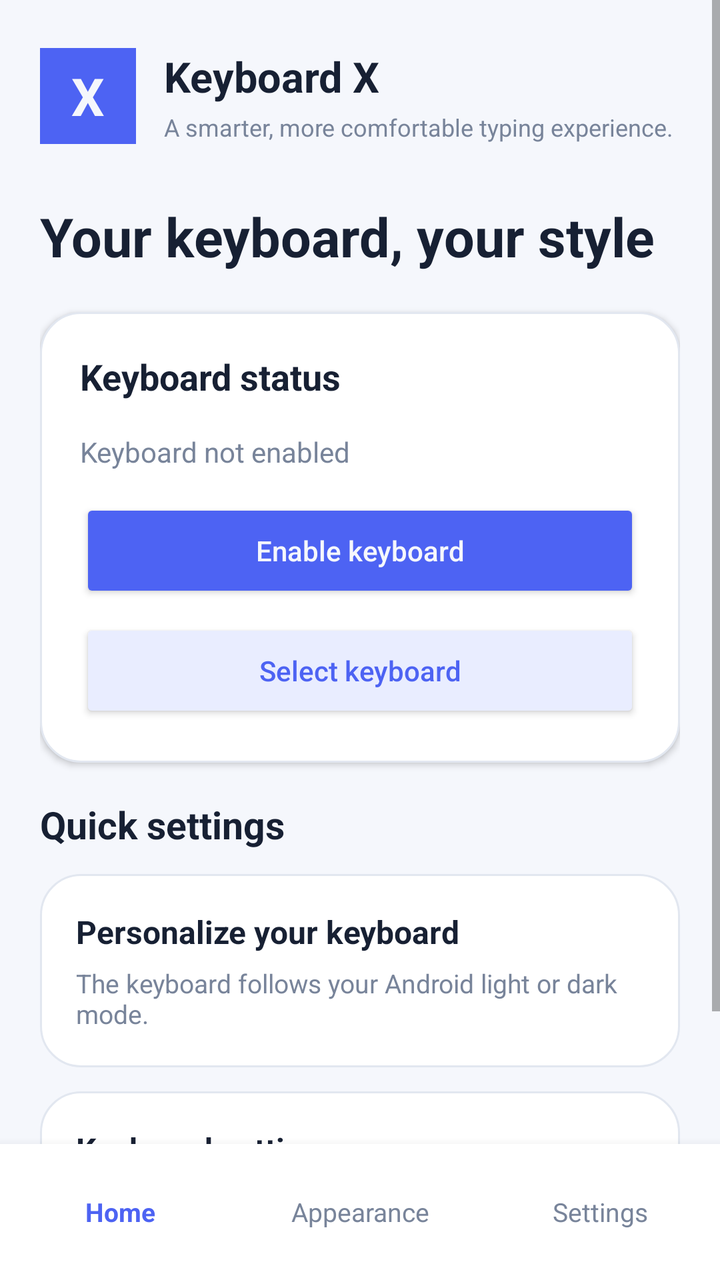
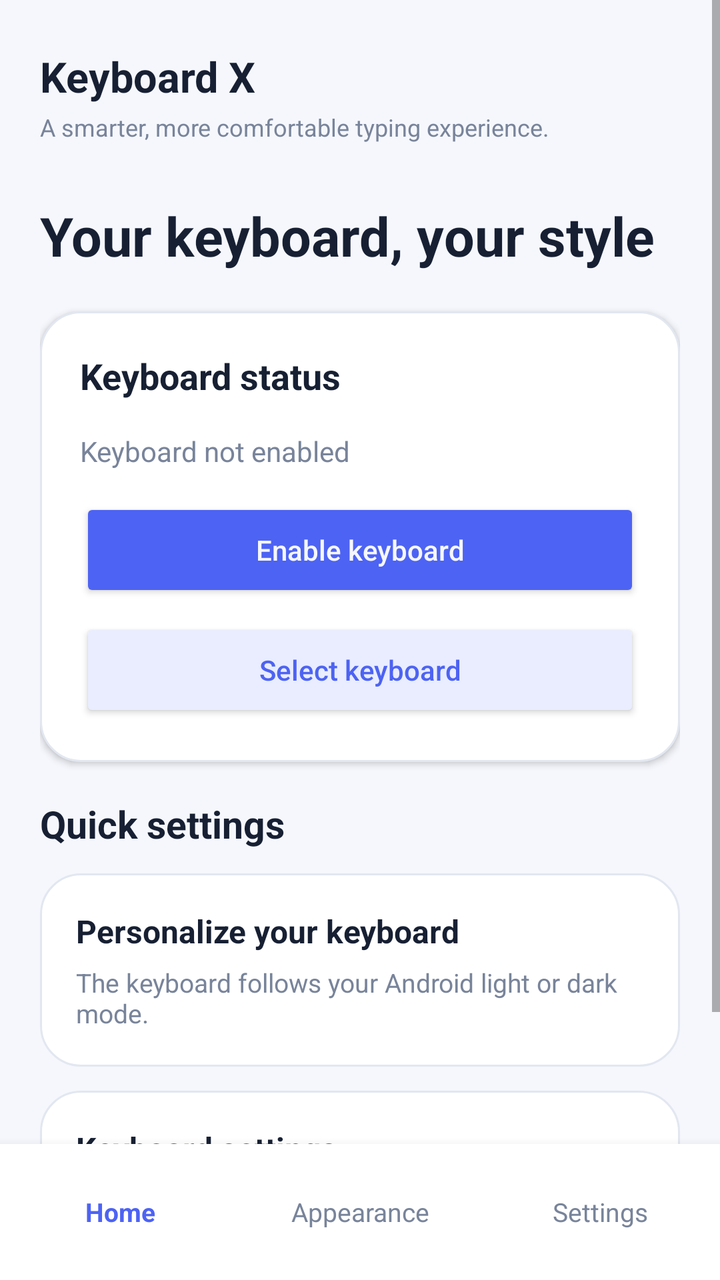

Compare the two renders of this Android layout. The source of the first and the diff that turns it into the second are given below.
<!-- AndroidManifest.xml: activity theme Theme.KeyboardX -->
<!-- res/layout/activity_main.xml -->
<?xml version="1.0" encoding="utf-8"?>
<LinearLayout xmlns:android="http://schemas.android.com/apk/res/android"
    android:id="@+id/mainRoot"
    android:layout_width="match_parent"
    android:layout_height="match_parent"
    android:orientation="vertical"
    android:background="@color/app_background"
    android:layoutDirection="locale">

    <ScrollView
        android:layout_width="match_parent"
        android:layout_height="0dp"
        android:layout_weight="1"
        android:fillViewport="true"
        android:clipToPadding="false">

        <LinearLayout
            android:layout_width="match_parent"
            android:layout_height="wrap_content"
            android:orientation="vertical"
            android:paddingStart="20dp"
            android:paddingEnd="20dp"
            android:paddingTop="24dp"
            android:paddingBottom="20dp">

            
            <LinearLayout
                android:layout_width="match_parent"
                android:layout_height="wrap_content"
                android:gravity="center_vertical"
                android:orientation="horizontal"
                android:layout_marginBottom="28dp">

                <TextView
                    android:layout_width="48dp"
                    android:layout_height="48dp"
                    android:gravity="center"
                    android:text="X"
                    android:textColor="@color/app_background"
                    android:textSize="26sp"
                    android:textStyle="bold"
                    android:background="@color/app_accent" />

                <LinearLayout
                    android:layout_width="0dp"
                    android:layout_height="wrap_content"
                    android:layout_weight="1"
                    android:orientation="vertical"
                    android:paddingStart="14dp">

                    <TextView
                        android:layout_width="wrap_content"
                        android:layout_height="wrap_content"
                        android:text="@string/app_name"
                        android:textColor="@color/app_text_primary"
                        android:textSize="21sp"
                        android:textStyle="bold" />

                    <TextView
                        android:layout_width="wrap_content"
                        android:layout_height="wrap_content"
                        android:text="@string/home_subtitle"
                        android:textColor="@color/app_text_secondary"
                        android:textSize="12sp"
                        android:layout_marginTop="3dp" />
                </LinearLayout>
            </LinearLayout>

            
            <LinearLayout
                android:id="@+id/homeScreen"
                android:layout_width="match_parent"
                android:layout_height="wrap_content"
                android:orientation="vertical"
                android:visibility="visible">

                <TextView
                    android:layout_width="match_parent"
                    android:layout_height="wrap_content"
                    android:text="@string/home_greeting"
                    android:textColor="@color/app_text_primary"
                    android:textSize="27sp"
                    android:textStyle="bold"
                    android:layout_marginBottom="20dp" />

                
                <LinearLayout
                    android:layout_width="match_parent"
                    android:layout_height="wrap_content"
                    android:orientation="vertical"
                    android:padding="20dp"
                    android:background="@drawable/app_card_background"
                    android:elevation="2dp"
                    android:layout_marginBottom="18dp">

                    <TextView
                        android:layout_width="match_parent"
                        android:layout_height="wrap_content"
                        android:text="@string/keyboard_status_title"
                        android:textColor="@color/app_text_primary"
                        android:textSize="18sp"
                        android:textStyle="bold"
                        android:layout_marginBottom="16dp" />

                    <TextView
                        android:id="@+id/keyboardEnabledStatus"
                        android:layout_width="match_parent"
                        android:layout_height="wrap_content"
                        android:text="@string/keyboard_not_enabled"
                        android:textColor="@color/app_text_secondary"
                        android:textSize="14sp"
                        android:layout_marginBottom="14dp" />

                    <Button
                        android:id="@+id/enableKeyboardButton"
                        android:layout_width="match_parent"
                        android:layout_height="52dp"
                        android:text="@string/enable_keyboard"
                        android:textAllCaps="false"
                        android:textColor="@color/app_background"
                        android:backgroundTint="@color/app_accent" />

                    <Button
                        android:id="@+id/selectKeyboardButton"
                        android:layout_width="match_parent"
                        android:layout_height="52dp"
                        android:layout_marginTop="8dp"
                        android:text="@string/select_keyboard"
                        android:textAllCaps="false"
                        android:textColor="@color/app_accent"
                        android:backgroundTint="@color/app_accent_soft" />
                </LinearLayout>

                
                <TextView
                    android:layout_width="match_parent"
                    android:layout_height="wrap_content"
                    android:text="@string/quick_settings"
                    android:textColor="@color/app_text_primary"
                    android:textSize="19sp"
                    android:textStyle="bold"
                    android:layout_marginBottom="12dp" />

                <LinearLayout
                    android:id="@+id/homeAppearanceShortcut"
                    android:layout_width="match_parent"
                    android:layout_height="wrap_content"
                    android:orientation="vertical"
                    android:padding="18dp"
                    android:background="@drawable/app_card_background"
                    android:clickable="true"
                    android:focusable="true"
                    android:layout_marginBottom="12dp">

                    <TextView
                        android:layout_width="match_parent"
                        android:layout_height="wrap_content"
                        android:text="@string/appearance_title"
                        android:textColor="@color/app_text_primary"
                        android:textSize="16sp"
                        android:textStyle="bold" />

                    <TextView
                        android:layout_width="match_parent"
                        android:layout_height="wrap_content"
                        android:text="@string/system_theme_description"
                        android:textColor="@color/app_text_secondary"
                        android:textSize="13sp"
                        android:layout_marginTop="6dp" />
                </LinearLayout>

                <LinearLayout
                    android:id="@+id/homeSettingsShortcut"
                    android:layout_width="match_parent"
                    android:layout_height="wrap_content"
                    android:orientation="vertical"
                    android:padding="18dp"
                    android:background="@drawable/app_card_background"
                    android:clickable="true"
                    android:focusable="true">

                    <TextView
                        android:layout_width="match_parent"
                        android:layout_height="wrap_content"
                        android:text="@string/settings_title"
                        android:textColor="@color/app_text_primary"
                        android:textSize="16sp"
                        android:textStyle="bold" />

                    <TextView
                        android:layout_width="match_parent"
                        android:layout_height="wrap_content"
                        android:text="@string/sound_description"
                        android:textColor="@color/app_text_secondary"
                        android:textSize="13sp"
                        android:layout_marginTop="6dp" />
                </LinearLayout>
            </LinearLayout>

            
            <LinearLayout
                android:id="@+id/appearanceScreen"
                android:layout_width="match_parent"
                android:layout_height="wrap_content"
                android:orientation="vertical"
                android:visibility="gone">

                <TextView
                    android:layout_width="match_parent"
                    android:layout_height="wrap_content"
                    android:text="@string/appearance_title"
                    android:textColor="@color/app_text_primary"
                    android:textSize="26sp"
                    android:textStyle="bold"
                    android:layout_marginBottom="8dp" />

                <TextView
                    android:layout_width="match_parent"
                    android:layout_height="wrap_content"
                    android:text="@string/appearance_subtitle"
                    android:textColor="@color/app_text_secondary"
                    android:textSize="14sp"
                    android:layout_marginBottom="22dp" />

                <LinearLayout
                    android:layout_width="match_parent"
                    android:layout_height="wrap_content"
                    android:orientation="vertical"
                    android:padding="18dp"
                    android:background="@drawable/app_card_background"
                    android:layout_marginBottom="12dp">

                    <TextView
                        android:layout_width="match_parent"
                        android:layout_height="wrap_content"
                        android:text="@string/system_theme_title"
                        android:textColor="@color/app_text_primary"
                        android:textSize="16sp"
                        android:textStyle="bold" />

                    <TextView
                        android:layout_width="match_parent"
                        android:layout_height="wrap_content"
                        android:text="@string/system_theme_description"
                        android:textColor="@color/app_text_secondary"
                        android:textSize="13sp"
                        android:layout_marginTop="6dp" />
                </LinearLayout>

                <LinearLayout
                    android:id="@+id/keyboardBackgroundOption"
                    android:layout_width="match_parent"
                    android:layout_height="wrap_content"
                    android:orientation="vertical"
                    android:padding="18dp"
                    android:background="@drawable/app_card_background">

                    <TextView
                        android:layout_width="match_parent"
                        android:layout_height="wrap_content"
                        android:text="@string/keyboard_background_title"
                        android:textColor="@color/app_text_primary"
                        android:textSize="16sp"
                        android:textStyle="bold" />

                    <TextView
                        android:layout_width="match_parent"
                        android:layout_height="wrap_content"
                        android:text="@string/keyboard_background_description"
                        android:textColor="@color/app_text_secondary"
                        android:textSize="13sp"
                        android:layout_marginTop="6dp" />
                </LinearLayout>
            </LinearLayout>

            
            <LinearLayout
                android:id="@+id/settingsScreen"
                android:layout_width="match_parent"
                android:layout_height="wrap_content"
                android:orientation="vertical"
                android:visibility="gone">

                <TextView
                    android:layout_width="match_parent"
                    android:layout_height="wrap_content"
                    android:text="@string/settings_title"
                    android:textColor="@color/app_text_primary"
                    android:textSize="26sp"
                    android:textStyle="bold"
                    android:layout_marginBottom="8dp" />

                <TextView
                    android:layout_width="match_parent"
                    android:layout_height="wrap_content"
                    android:text="@string/settings_subtitle"
                    android:textColor="@color/app_text_secondary"
                    android:textSize="14sp"
                    android:layout_marginBottom="22dp" />

                <LinearLayout
                    android:layout_width="match_parent"
                    android:layout_height="wrap_content"
                    android:orientation="vertical"
                    android:padding="18dp"
                    android:background="@drawable/app_card_background"
                    android:layout_marginBottom="12dp">

                    <TextView
                        android:layout_width="match_parent"
                        android:layout_height="wrap_content"
                        android:text="@string/sound_title"
                        android:textColor="@color/app_text_primary"
                        android:textSize="16sp"
                        android:textStyle="bold" />

                    <TextView
                        android:id="@+id/soundStatus"
                        android:layout_width="match_parent"
                        android:layout_height="wrap_content"
                        android:text="@string/sound_disabled"
                        android:textColor="@color/app_text_secondary"
                        android:textSize="13sp"
                        android:layout_marginTop="6dp" />

                    <Button
                        android:id="@+id/soundToggleButton"
                        android:layout_width="match_parent"
                        android:layout_height="48dp"
                        android:layout_marginTop="12dp"
                        android:text="@string/sound_title"
                        android:textAllCaps="false"
                        android:textColor="@color/app_accent"
                        android:backgroundTint="@color/app_accent_soft" />
                </LinearLayout>

                <LinearLayout
                    android:layout_width="match_parent"
                    android:layout_height="wrap_content"
                    android:orientation="vertical"
                    android:padding="18dp"
                    android:background="@drawable/app_card_background"
                    android:layout_marginBottom="12dp">

                    <TextView
                        android:layout_width="match_parent"
                        android:layout_height="wrap_content"
                        android:text="@string/language_title"
                        android:textColor="@color/app_text_primary"
                        android:textSize="16sp"
                        android:textStyle="bold" />

                    <TextView
                        android:layout_width="match_parent"
                        android:layout_height="wrap_content"
                        android:text="@string/language_description"
                        android:textColor="@color/app_text_secondary"
                        android:textSize="13sp"
                        android:layout_marginTop="6dp" />
                </LinearLayout>

                <LinearLayout
                    android:layout_width="match_parent"
                    android:layout_height="wrap_content"
                    android:orientation="vertical"
                    android:padding="18dp"
                    android:background="@drawable/app_card_background">

                    <TextView
                        android:layout_width="match_parent"
                        android:layout_height="wrap_content"
                        android:text="@string/about_title"
                        android:textColor="@color/app_text_primary"
                        android:textSize="16sp"
                        android:textStyle="bold" />

                    <TextView
                        android:layout_width="match_parent"
                        android:layout_height="wrap_content"
                        android:text="@string/version_label"
                        android:textColor="@color/app_text_secondary"
                        android:textSize="13sp"
                        android:layout_marginTop="6dp" />

                    <TextView
                        android:layout_width="match_parent"
                        android:layout_height="wrap_content"
                        android:text="0.1.0"
                        android:textColor="@color/app_accent"
                        android:textSize="14sp"
                        android:textStyle="bold"
                        android:layout_marginTop="4dp" />
                </LinearLayout>
            </LinearLayout>
        </LinearLayout>
    </ScrollView>

    
    <LinearLayout
        android:id="@+id/bottomNavigation"
        android:layout_width="match_parent"
        android:layout_height="68dp"
        android:orientation="horizontal"
        android:gravity="center"
        android:background="@color/app_surface"
        android:elevation="8dp">

        <TextView
            android:id="@+id/navHome"
            android:layout_width="0dp"
            android:layout_height="match_parent"
            android:layout_weight="1"
            android:gravity="center"
            android:text="@string/nav_home"
            android:textColor="@color/app_accent"
            android:textSize="13sp"
            android:textStyle="bold"
            android:clickable="true"
            android:focusable="true" />

        <TextView
            android:id="@+id/navAppearance"
            android:layout_width="0dp"
            android:layout_height="match_parent"
            android:layout_weight="1"
            android:gravity="center"
            android:text="@string/nav_appearance"
            android:textColor="@color/app_text_secondary"
            android:textSize="13sp"
            android:clickable="true"
            android:focusable="true" />

        <TextView
            android:id="@+id/navSettings"
            android:layout_width="0dp"
            android:layout_height="match_parent"
            android:layout_weight="1"
            android:gravity="center"
            android:text="@string/nav_settings"
            android:textColor="@color/app_text_secondary"
            android:textSize="13sp"
            android:clickable="true"
            android:focusable="true" />
    </LinearLayout>

</LinearLayout>
<!-- resources referenced by this layout -->
<resources>
  <color name="app_accent">#FF4D63F3</color>
  <color name="app_accent_soft">#FFE9EDFF</color>
  <color name="app_background">#FFF5F7FC</color>
  <color name="app_surface">#FFFFFFFF</color>
  <color name="app_text_primary">#FF172033</color>
  <color name="app_text_secondary">#FF78849A</color>
  <!-- drawable app_card_background (drawable) -->
  <?xml version="1.0" encoding="utf-8"?>
  <shape xmlns:android="http://schemas.android.com/apk/res/android"
      android:shape="rectangle">
  
      <solid android:color="@color/app_surface" />
  
      <stroke
          android:width="1dp"
          android:color="@color/app_card_border" />
  
      <corners android:radius="20dp" />
  
      <padding
          android:left="0dp"
          android:top="0dp"
          android:right="0dp"
          android:bottom="0dp" />
  
  </shape>
  <string name="about_title">About Keyboard X</string>
  <string name="app_name">Keyboard X</string>
  <string name="appearance_subtitle">Make your typing experience feel like yours.</string>
  <string name="appearance_title">Personalize your keyboard</string>
  <string name="enable_keyboard">Enable keyboard</string>
  <string name="home_greeting">Your keyboard, your style</string>
  <string name="home_subtitle">A smarter, more comfortable typing experience.</string>
  <string name="keyboard_background_description">Manage the keyboard background.</string>
  <string name="keyboard_background_title">Keyboard background</string>
  <string name="keyboard_not_enabled">Keyboard not enabled</string>
  <string name="keyboard_status_title">Keyboard status</string>
  <string name="language_description">Arabic and English keyboard layouts.</string>
  <string name="language_title">Languages</string>
  <string name="nav_appearance">Appearance</string>
  <string name="nav_home">Home</string>
  <string name="nav_settings">Settings</string>
  <string name="quick_settings">Quick settings</string>
  <string name="select_keyboard">Select keyboard</string>
  <string name="settings_subtitle">Control how your keyboard behaves.</string>
  <string name="settings_title">Keyboard settings</string>
  <string name="sound_description">Play a sound when you press a key.</string>
  <string name="sound_disabled">Sound off</string>
  <string name="sound_title">Keypress sound</string>
  <string name="system_theme_description">The keyboard follows your Android light or dark mode.</string>
  <string name="system_theme_title">System theme</string>
  <string name="version_label">Version</string>
  <style name="Theme.KeyboardX" parent="Theme.AppCompat.DayNight.NoActionBar">
          <item name="colorPrimary">@color/purple_500</item>
          <item name="colorPrimaryDark">@color/purple_700</item>
          <item name="colorAccent">@color/teal_200</item>
          <item name="android:windowLightStatusBar">false</item>
          <item name="android:statusBarColor">@color/app_status_bar</item>
          <item name="android:navigationBarColor">@color/app_navigation_bar</item>
      </style>
  <color name="app_card_border">#FFE2E7F0</color>
  <color name="purple_500">#FF6200EE</color>
  <color name="purple_700">#FF3700B3</color>
  <color name="teal_200">#FF03DAC5</color>
  <color name="app_status_bar">#FFF5F7FC</color>
  <color name="app_navigation_bar">#FFFFFFFF</color>
</resources>

<!-- the commit's change to res/layout/activity_main.xml (unified diff, before → after) -->
@@ -31,22 +31,11 @@
                 android:orientation="horizontal"
                 android:layout_marginBottom="28dp">
 
-                <TextView
-                    android:layout_width="48dp"
-                    android:layout_height="48dp"
-                    android:gravity="center"
-                    android:text="X"
-                    android:textColor="@color/app_background"
-                    android:textSize="26sp"
-                    android:textStyle="bold"
-                    android:background="@color/app_accent" />
-
                 <LinearLayout
                     android:layout_width="0dp"
                     android:layout_height="wrap_content"
                     android:layout_weight="1"
-                    android:orientation="vertical"
-                    android:paddingStart="14dp">
+                    android:orientation="vertical">
 
                     <TextView
                         android:layout_width="wrap_content"
@@ -383,7 +372,7 @@
                         android:layout_marginTop="6dp" />
 
                     <TextView
-                        android:layout_width="match_parent"
+                        android:layout_width="wrap_content"
                         android:layout_height="wrap_content"
                         android:text="0.1.0"
                         android:textColor="@color/app_accent"
